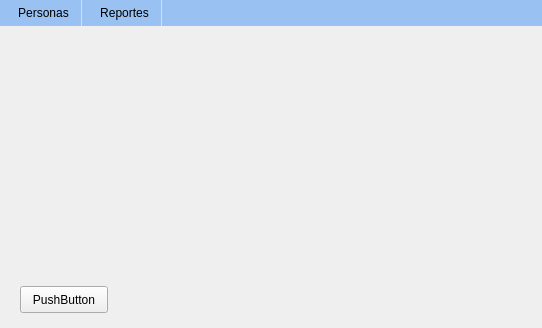
JmateoAF/NutriVidaPython, file vista/VentanaPrincipal.ui: the form before one commit.
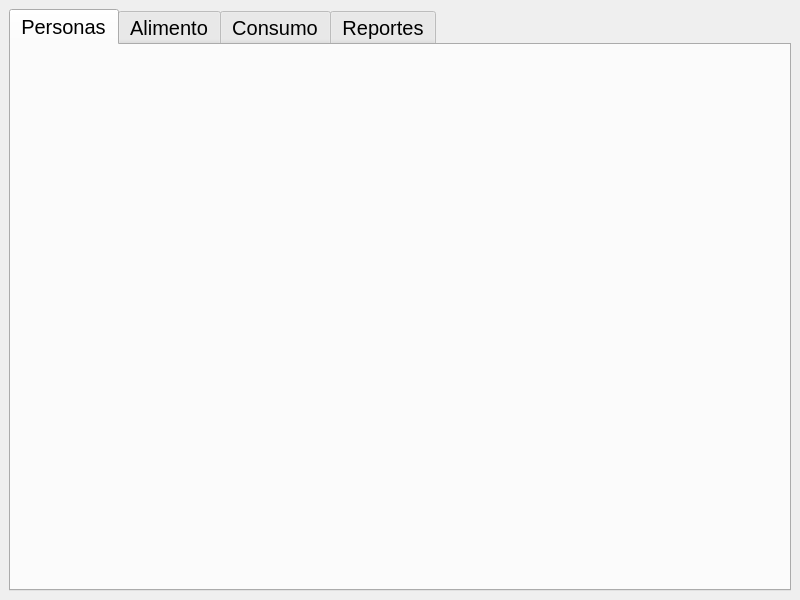
The form after the commit.

Commit message: Creacion de vistas, creando vista principal y contendeor para las demas vistas, creacion de codigo para lo mencionado

```diff
--- a/vista/VentanaPrincipal.ui
+++ b/vista/VentanaPrincipal.ui
@@ -2,78 +2,110 @@
 <ui version="4.0">
  <class>MainWindow</class>
  <widget class="QMainWindow" name="MainWindow">
-  <property name="enabled">
-   <bool>true</bool>
+  <property name="windowModality">
+   <enum>Qt::WindowModality::ApplicationModal</enum>
   </property>
   <property name="geometry">
    <rect>
     <x>0</x>
     <y>0</y>
-    <width>542</width>
-    <height>328</height>
+    <width>800</width>
+    <height>600</height>
    </rect>
   </property>
+  <property name="sizePolicy">
+   <sizepolicy hsizetype="Preferred" vsizetype="Preferred">
+    <horstretch>0</horstretch>
+    <verstretch>0</verstretch>
+   </sizepolicy>
+  </property>
+  <property name="minimumSize">
+   <size>
+    <width>800</width>
+    <height>600</height>
+   </size>
+  </property>
+  <property name="font">
+   <font>
+    <family>Ubuntu</family>
+    <pointsize>15</pointsize>
+    <underline>false</underline>
+    <strikeout>false</strikeout>
+    <stylestrategy>PreferDefault</stylestrategy>
+    <kerning>true</kerning>
+   </font>
+  </property>
+  <property name="mouseTracking">
+   <bool>false</bool>
+  </property>
+  <property name="focusPolicy">
+   <enum>Qt::FocusPolicy::TabFocus</enum>
+  </property>
+  <property name="contextMenuPolicy">
+   <enum>Qt::ContextMenuPolicy::NoContextMenu</enum>
+  </property>
   <property name="windowTitle">
-   <string>MainWindow</string>
+   <string>Sistema Nutricional</string>
+  </property>
+  <property name="autoFillBackground">
+   <bool>false</bool>
+  </property>
+  <property name="toolButtonStyle">
+   <enum>Qt::ToolButtonStyle::ToolButtonIconOnly</enum>
+  </property>
+  <property name="animated">
+   <bool>true</bool>
+  </property>
+  <property name="documentMode">
+   <bool>false</bool>
+  </property>
+  <property name="tabShape">
+   <enum>QTabWidget::TabShape::Triangular</enum>
+  </property>
+  <property name="dockNestingEnabled">
+   <bool>false</bool>
+  </property>
+  <property name="unifiedTitleAndToolBarOnMac">
+   <bool>false</bool>
   </property>
   <widget class="QWidget" name="centralwidget">
    <property name="styleSheet">
     <string notr="true"/>
    </property>
-   <widget class="QPushButton" name="btnGuardar">
-    <property name="enabled">
-     <bool>true</bool>
-    </property>
-    <property name="geometry">
-     <rect>
-      <x>20</x>
-      <y>260</y>
-      <width>88</width>
-      <height>27</height>
-     </rect>
-    </property>
-    <property name="styleSheet">
-     <string notr="true"/>
-    </property>
-    <property name="text">
-     <string>PushButton</string>
-    </property>
-   </widget>
+   <layout class="QVBoxLayout" name="verticalLayout">
+    <item>
+     <widget class="QTabWidget" name="tabWidget">
+      <property name="currentIndex">
+       <number>0</number>
+      </property>
+      <widget class="QWidget" name="tabPersonas">
+       <attribute name="title">
+        <string>Personas</string>
+       </attribute>
+       <layout class="QVBoxLayout" name="verticalLayout_3"/>
+      </widget>
+      <widget class="QWidget" name="tabAlimento">
+       <attribute name="title">
+        <string>Alimento</string>
+       </attribute>
+       <layout class="QVBoxLayout" name="verticalLayout_4"/>
+      </widget>
+      <widget class="QWidget" name="tabConsumo">
+       <attribute name="title">
+        <string>Consumo</string>
+       </attribute>
+       <layout class="QVBoxLayout" name="verticalLayout_5"/>
+      </widget>
+      <widget class="QWidget" name="tabReportes">
+       <attribute name="title">
+        <string>Reportes</string>
+       </attribute>
+       <layout class="QVBoxLayout" name="verticalLayout_6"/>
+      </widget>
+     </widget>
+    </item>
+   </layout>
   </widget>
-  <widget class="QMenuBar" name="menubar">
-   <property name="geometry">
-    <rect>
-     <x>0</x>
-     <y>0</y>
-     <width>542</width>
-     <height>31</height>
-    </rect>
-   </property>
-   <property name="styleSheet">
-    <string notr="true">#menubar{
-	background-color: rgb(153, 193, 241);
-}
-
-QMenuBar::item { padding: 6px 12px; border-right: 1px solid #cfe5d9; }</string>
-   </property>
-   <widget class="QMenu" name="menuPersonas">
-    <property name="title">
-     <string>Personas</string>
-    </property>
-   </widget>
-   <widget class="QMenu" name="menuReportes">
-    <property name="title">
-     <string>Reportes</string>
-    </property>
-   </widget>
-   <addaction name="menuPersonas"/>
-   <addaction name="menuReportes"/>
-  </widget>
-  <action name="actionxd">
-   <property name="text">
-    <string>xd</string>
-   </property>
-  </action>
  </widget>
  <resources/>
  <connections/>
```
The commit also changes 5 other files.
